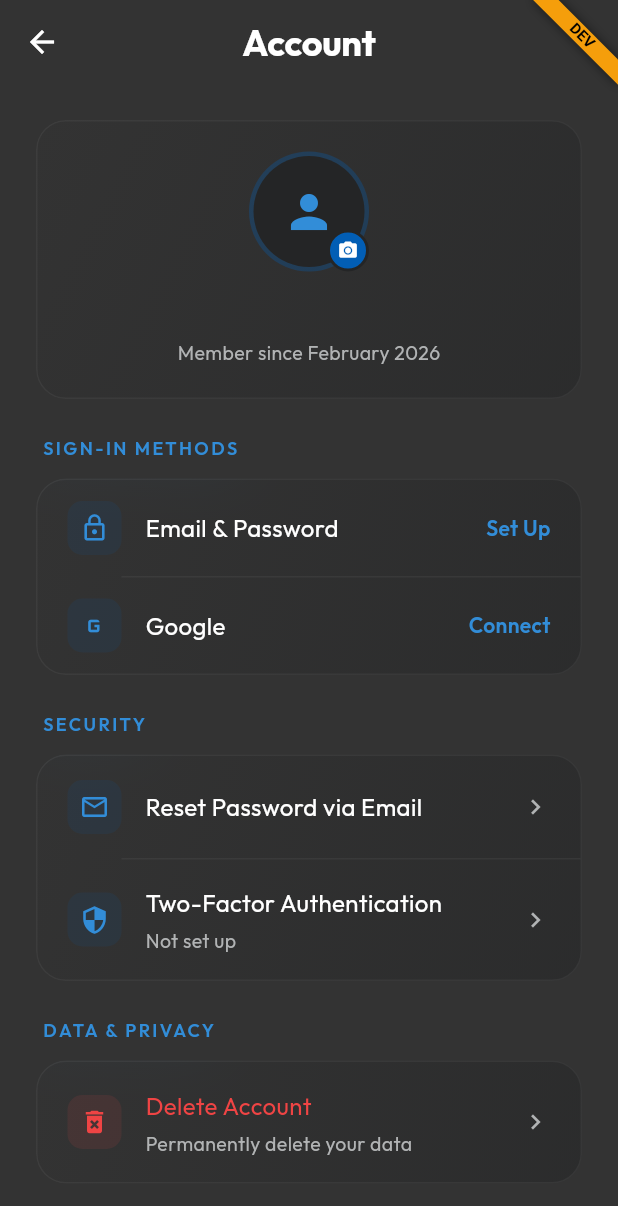
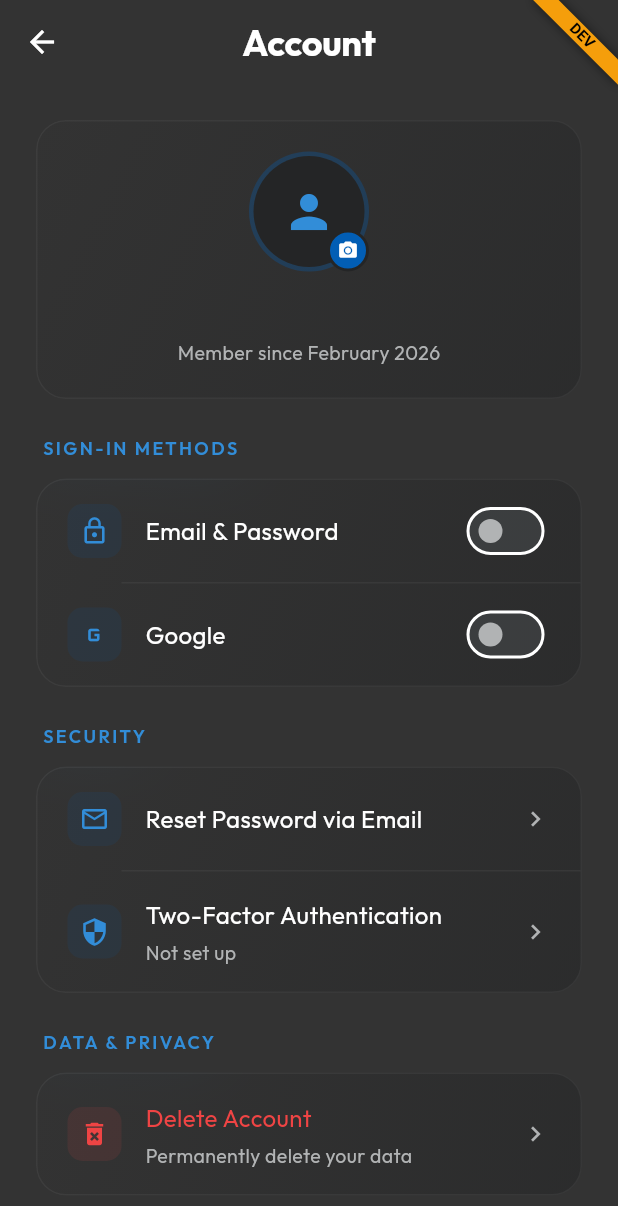
Before and after one commit to vmalterre/hyperlog-app, a Flutter app: the AccountScreen screen opened directly, on a phone screen of 412 x 824 dp. Shown: the top 1206 px of the screen. Run offline on Flutter 3.47's test engine with Material 3 defaults, Android fonts, the phone set to English and light mode, and no system bars; our stand-ins replace connectivity_plus, drift, file_picker, firebase_auth, firebase_core, firebase_crashlytics and 15 more; accounts and stored records are empty; generated files the repository leaves out were written again; network calls fail.

Commit message:
refactor: replace sign-in method buttons with toggle switches
Use Switch widgets for Email & Password and Google sign-in methods
instead of Set Up/Connect/Disconnect text buttons. Password toggle
cannot be disabled (one-way setup). Google toggle requires password
to be set before it can be turned off.

Co-Authored-By: Claude Opus 4.6 <noreply@anthropic.com>

```diff
--- a/lib/screens/account_screen.dart
+++ b/lib/screens/account_screen.dart
@@ -609,41 +609,50 @@ class _AccountScreenState extends State<AccountScreen> {
       child: Column(
         children: [
           // Email & Password row
-          _buildProviderRow(
+          _buildProviderToggleRow(
             icon: Icons.lock_outline,
             title: 'Email & Password',
             subtitle: _hasPassword ? _email : null,
-            isLinked: _hasPassword,
-            actionLabel: _hasPassword ? null : 'Set Up',
-            onAction: _hasPassword ? null : _setupEmailPassword,
+            isEnabled: _hasPassword,
+            onToggle: (value) {
+              if (value && !_hasPassword) {
+                _setupEmailPassword();
+              }
+              // Don't allow disabling password if it's the only provider
+            },
+            canDisable: false,
           ),
           Divider(height: 1, color: AppColors.borderSubtle, indent: 56),
           // Google row
-          _buildProviderRow(
+          _buildProviderToggleRow(
             icon: Icons.g_mobiledata,
             title: 'Google',
             subtitle: _hasGoogle ? _email : null,
-            isLinked: _hasGoogle,
-            actionLabel: _hasGoogle ? 'Disconnect' : 'Connect',
-            onAction: _hasGoogle ? _disconnectGoogle : _connectGoogle,
-            actionColor: _hasGoogle ? AppColors.errorRed : AppColors.denimLight,
+            isEnabled: _hasGoogle,
+            onToggle: (value) {
+              if (value) {
+                _connectGoogle();
+              } else {
+                _disconnectGoogle();
+              }
+            },
+            canDisable: _hasPassword,
           ),
         ],
       ),
     );
   }
 
-  Widget _buildProviderRow({
+  Widget _buildProviderToggleRow({
     required IconData icon,
     required String title,
     String? subtitle,
-    required bool isLinked,
-    String? actionLabel,
-    VoidCallback? onAction,
-    Color? actionColor,
+    required bool isEnabled,
+    required ValueChanged<bool> onToggle,
+    bool canDisable = true,
   }) {
     return Padding(
-      padding: const EdgeInsets.symmetric(horizontal: 20, vertical: 14),
+      padding: const EdgeInsets.symmetric(horizontal: 20, vertical: 10),
       child: Row(
         children: [
           Container(
@@ -672,31 +681,19 @@ class _AccountScreenState extends State<AccountScreen> {
               ],
             ),
           ),
-          if (isLinked && actionLabel == null)
-            Icon(Icons.check_circle, size: 20, color: AppColors.endorsedGreen),
-          if (isLinked && actionLabel != null) ...[
-            Icon(Icons.check_circle, size: 16, color: AppColors.endorsedGreen),
-            const SizedBox(width: 8),
-            GestureDetector(
-              onTap: onAction,
-              child: Text(
-                actionLabel,
-                style: AppTypography.buttonSmall.copyWith(
-                  color: actionColor ?? AppColors.denimLight,
-                ),
-              ),
-            ),
-          ],
-          if (!isLinked && actionLabel != null)
-            GestureDetector(
-              onTap: onAction,
-              child: Text(
-                actionLabel,
-                style: AppTypography.buttonSmall.copyWith(
-                  color: actionColor ?? AppColors.denimLight,
-                ),
-              ),
-            ),
+          Switch(
+            value: isEnabled,
+            onChanged: _isLoading
+                ? null
+                : (value) {
+                    if (!value && !canDisable) return;
+                    onToggle(value);
+                  },
+            activeColor: AppColors.denimLight,
+            activeTrackColor: AppColors.denim.withValues(alpha: 0.4),
+            inactiveThumbColor: AppColors.whiteDarker,
+            inactiveTrackColor: AppColors.nightRiderLight.withValues(alpha: 0.3),
+          ),
         ],
       ),
     );
```
